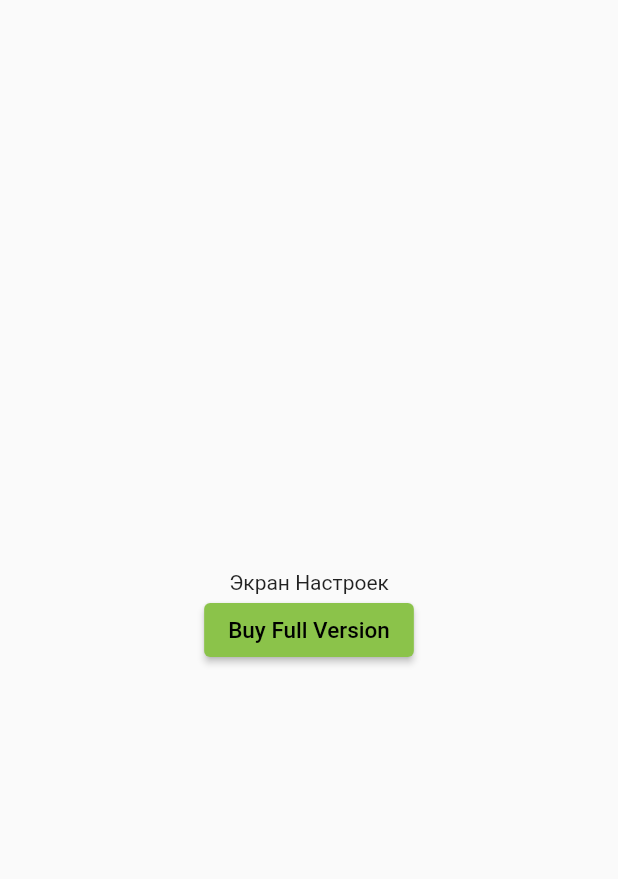
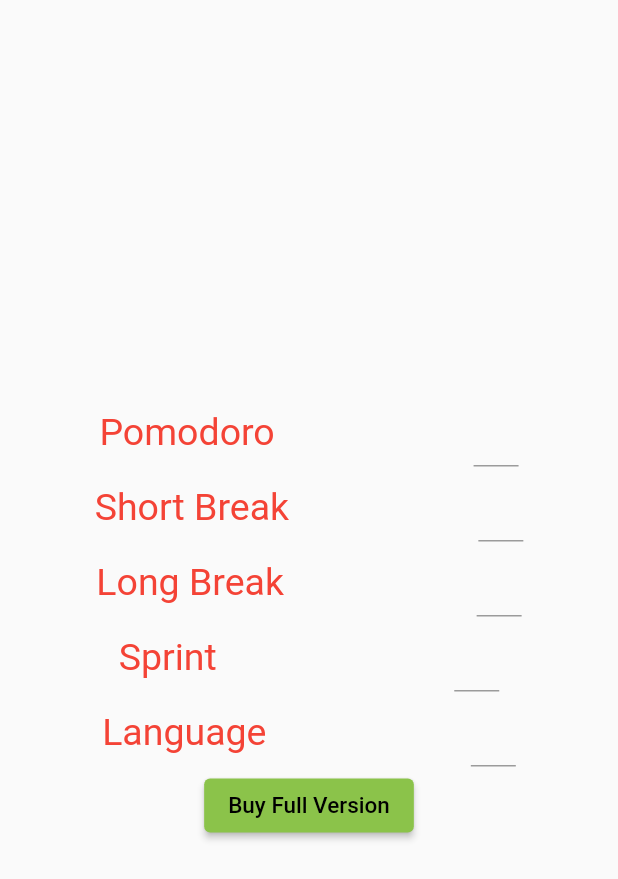
Before and after one commit to drag1313/my_pomodoro_timer, a Flutter app: the settingsScreen screen opened directly, on a phone screen of 412 x 824 dp. Shown: the top 879 px of the screen. Run offline on Flutter 3.47's test engine with Material 2 defaults, Android fonts, the phone set to English and light mode, and no system bars; our stand-ins replace numberpicker, percent_indicator, table_calendar; missing offline and left inert: flutter_material_pickers.

Commit message:
change settingscreen

```diff
--- a/lib/Screens/CalendarScreen.dart
+++ b/lib/Screens/CalendarScreen.dart
@@ -1,12 +1,12 @@
 import 'package:flutter/material.dart';
 import 'package:table_calendar/table_calendar.dart';
 
-class CalendarScreen extends StatefulWidget {
+class calendarScreen extends StatefulWidget {
   @override
   _CalendarScreenState createState() => _CalendarScreenState();
 }
 
-class _CalendarScreenState extends State<CalendarScreen> {
+class _CalendarScreenState extends State<calendarScreen> {
   CalendarFormat _calendarFormat = CalendarFormat.month;
   DateTime _focusedDay = DateTime.now();
   DateTime _selectedDay;
@@ -55,35 +55,3 @@ class _CalendarScreenState extends State<CalendarScreen> {
     );
   }
 }
-
-
-
-
-
-
-
-
-
-
-
-
-
-
-
-
-
-
-/*import 'package:flutter/cupertino.dart';
-import 'package:flutter/material.dart';
-
-class CalendarScreen extends StatelessWidget {
-  @override
-  Widget build(BuildContext context) {
-    return Scaffold(
-        body: SafeArea(
-            child: Center(
-                child: Container(
-      child: Text('Calendar'),
-    ))));
-  }
-}*/
--- a/lib/Screens/FullVersionScreen.dart
+++ b/lib/Screens/FullVersionScreen.dart
@@ -1,4 +1,5 @@
 import 'package:flutter/material.dart';
+import 'package:flutter/services.dart';
 
 class fullVersionScreen extends StatefulWidget {
   @override
--- a/lib/Screens/SettingsScreen.dart
+++ b/lib/Screens/SettingsScreen.dart
@@ -1,5 +1,8 @@
 import 'package:flutter/material.dart';
+import 'package:flutter/services.dart';
 import 'package:flutter_pomodoro_timer/Screens/FullVersionScreen.dart';
+import 'package:flutter_material_pickers/flutter_material_pickers.dart';
+import 'package:numberpicker/numberpicker.dart';
 
 class settingsScreen extends StatefulWidget {
   @override
@@ -15,8 +18,82 @@ class settingsScreenState extends State<settingsScreen> {
                 child: Column(
       mainAxisAlignment: MainAxisAlignment.center,
       children: [
-        Container(
-          child: Text('Экран Настроек'),
+        Row(
+          mainAxisAlignment: MainAxisAlignment.spaceAround,
+          children: [
+            Text('Pomodoro', style: TextStyle(fontSize: 25, color: Colors.red)),
+            ConstrainedBox(
+              constraints: BoxConstraints.tight(const Size(30, 50)),
+              child: TextFormField(
+                keyboardType: TextInputType.number,
+                inputFormatters: <TextInputFormatter>[
+                  FilteringTextInputFormatter.singleLineFormatter
+                ], // Only numbers can be entered
+              ),
+            ),
+          ],
+        ),
+        Row(
+          mainAxisAlignment: MainAxisAlignment.spaceAround,
+          children: [
+            Text('Short Break',
+                style: TextStyle(fontSize: 25, color: Colors.red)),
+            ConstrainedBox(
+              constraints: BoxConstraints.tight(const Size(30, 50)),
+              child: TextFormField(
+                keyboardType: TextInputType.number,
+                inputFormatters: <TextInputFormatter>[
+                  FilteringTextInputFormatter.singleLineFormatter
+                ], // Only numbers can be entered
+              ),
+            ),
+          ],
+        ),
+        Row(
+          mainAxisAlignment: MainAxisAlignment.spaceAround,
+          children: [
+            Text('Long Break',
+                style: TextStyle(fontSize: 25, color: Colors.red)),
+            ConstrainedBox(
+              constraints: BoxConstraints.tight(const Size(30, 50)),
+              child: TextFormField(
+                keyboardType: TextInputType.number,
+                inputFormatters: <TextInputFormatter>[
+                  FilteringTextInputFormatter.singleLineFormatter
+                ], // Only numbers can be entered
+              ),
+            ),
+          ],
+        ),
+        Row(
+          mainAxisAlignment: MainAxisAlignment.spaceAround,
+          children: [
+            Text('Sprint', style: TextStyle(fontSize: 25, color: Colors.red)),
+            ConstrainedBox(
+              constraints: BoxConstraints.tight(const Size(30, 50)),
+              child: TextFormField(
+                keyboardType: TextInputType.number,
+                inputFormatters: <TextInputFormatter>[
+                  FilteringTextInputFormatter.singleLineFormatter
+                ], // Only numbers can be entered
+              ),
+            ),
+          ],
+        ),
+        Row(
+          mainAxisAlignment: MainAxisAlignment.spaceAround,
+          children: [
+            Text('Language', style: TextStyle(fontSize: 25, color: Colors.red)),
+            ConstrainedBox(
+              constraints: BoxConstraints.tight(const Size(30, 50)),
+              child: TextFormField(
+                keyboardType: TextInputType.number,
+                inputFormatters: <TextInputFormatter>[
+                  FilteringTextInputFormatter.singleLineFormatter
+                ], // Only numbers can be entered
+              ),
+            ),
+          ],
         ),
         ElevatedButton(
             onPressed: () {
--- a/lib/Screens/TimerScreen.dart
+++ b/lib/Screens/TimerScreen.dart
@@ -191,7 +191,7 @@ class _timerScreenState extends State<TimerScreen> {
                             Navigator.push(
                                 context,
                                 MaterialPageRoute(
-                                    builder: (context) => CalendarScreen()));
+                                    builder: (context) => calendarScreen()));
                           }),
                     ),
                     Ink(
--- a/pubspec.yaml
+++ b/pubspec.yaml
@@ -15,6 +15,8 @@ dependencies:
   cupertino_icons: ^0.1.2
   flutter_bloc: ^7.3.3
   table_calendar: ^3.0.3
+  flutter_material_pickers: ^3.1.2
+  numberpicker: ^2.1.1
 
 dev_dependencies:
   flutter_test:
```
Also changed, not shown: pubspec.lock.
